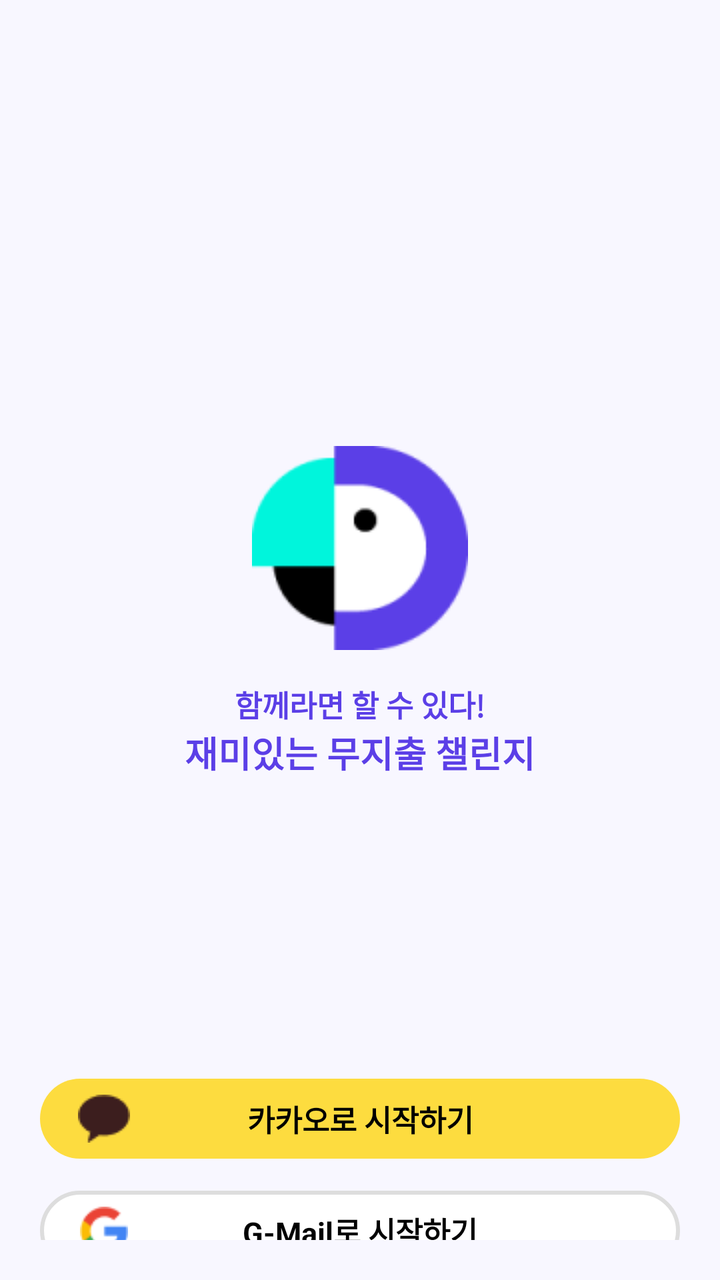
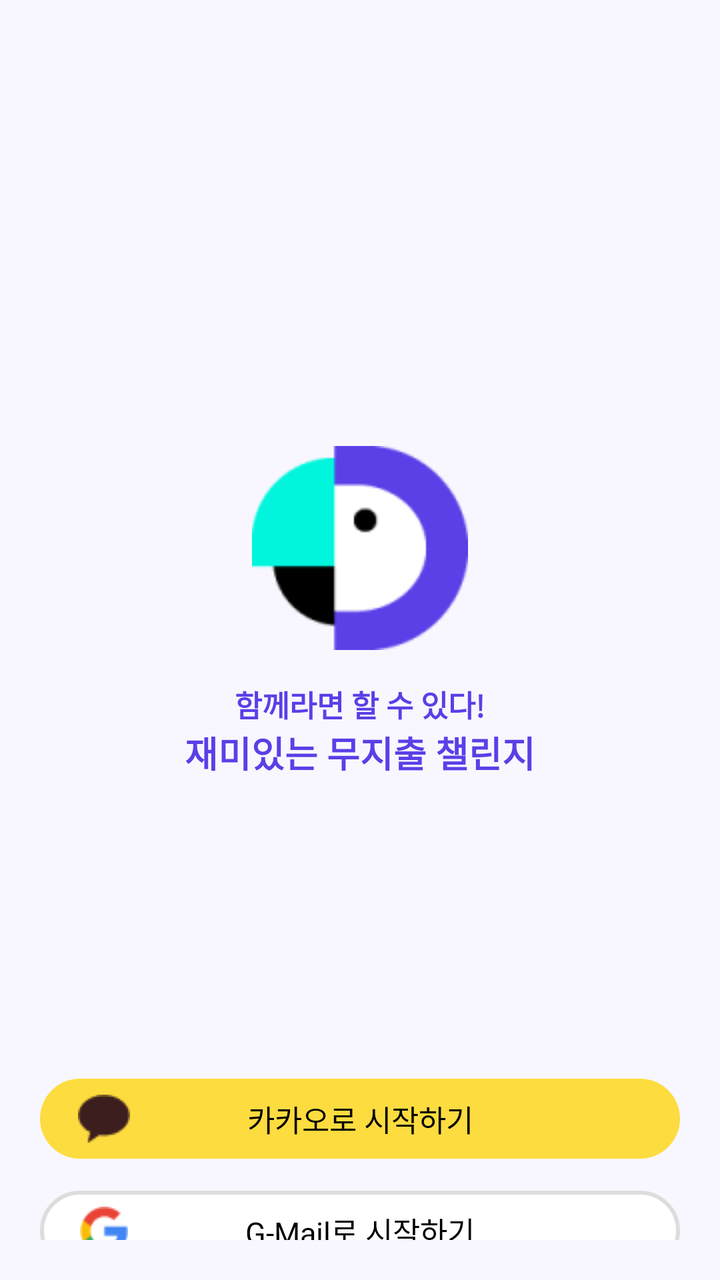

Screens rendered from an Android XML layout before and after an edit, with the pre-edit source and the edit as a unified diff.
<!-- AndroidManifest.xml: fallback theme Theme.MaterialComponents.DayNight.NoActionBar -->
<!-- res/layout/fragment_login.xml -->
<LinearLayout xmlns:android="http://schemas.android.com/apk/res/android"
    xmlns:app="http://schemas.android.com/apk/res-auto"
    xmlns:tools="http://schemas.android.com/tools"
    android:layout_width="match_parent"
    android:layout_height="match_parent"
    android:orientation="vertical"
    android:gravity="center"
    android:background="@color/main2"
    android:padding="20dp">

    
    <ImageView
        android:id="@+id/iv_logo"
        android:layout_width="108dp"
        android:layout_height="102dp"
        android:layout_marginTop="218dp"
        android:src="@drawable/ic_splash_logo"
        android:contentDescription="@string/splash_logo_description"/>

    
    <TextView
        android:id="@+id/tv_title"
        android:layout_width="wrap_content"
        android:layout_height="wrap_content"
        android:layout_marginTop="16dp"
        android:text="@string/login_title"
        android:textColor="@color/main1"
        android:textSize="15sp"
        android:textStyle="bold"
        android:gravity="center"/>

    <TextView
        android:id="@+id/tv_subtitle"
        android:layout_width="wrap_content"
        android:layout_height="wrap_content"
        android:text="@string/login_subtitle"
        android:textColor="#5B3FE7"
        android:textSize="18sp"
        android:textStyle="bold"
        android:gravity="center"/>

    
    <androidx.constraintlayout.widget.ConstraintLayout
        android:id="@+id/btn_kakao_login"
        android:layout_width="320dp"
        android:layout_height="40dp"
        android:layout_marginTop="150dp"
        android:background="@drawable/kakao_button_selector">

        
        <ImageView
            android:id="@+id/iv_kakao"
            android:layout_width="26dp"
            android:layout_height="24dp"
            android:layout_marginStart="19dp"
            android:src="@drawable/ic_kakao_logo"
            app:layout_constraintStart_toStartOf="parent"
            app:layout_constraintTop_toTopOf="parent"
            app:layout_constraintBottom_toBottomOf="parent"/>

        
        <TextView
            android:id="@+id/tv_kakao"
            android:layout_width="wrap_content"
            android:layout_height="wrap_content"
            android:text="@string/login_kakao"
            android:textColor="#000000"
            android:textSize="15sp"
            android:textStyle="bold"
            app:layout_constraintBottom_toBottomOf="parent"
            app:layout_constraintEnd_toEndOf="parent"
            app:layout_constraintStart_toEndOf="@id/iv_kakao"
            app:layout_constraintStart_toStartOf="parent"
            app:layout_constraintTop_toTopOf="parent" />
    </androidx.constraintlayout.widget.ConstraintLayout>


    
    <androidx.constraintlayout.widget.ConstraintLayout
        android:id="@+id/btn_google_login"
        android:layout_width="320dp"
        android:layout_height="40dp"
        android:layout_marginTop="16dp"
        android:background="@drawable/google_button_selector">

        
        <ImageView
            android:id="@+id/iv_google"
            android:layout_width="26dp"
            android:layout_height="24dp"
            android:layout_marginStart="19dp"
            android:src="@drawable/ic_google_logo"
            app:layout_constraintStart_toStartOf="parent"
            app:layout_constraintTop_toTopOf="parent"
            app:layout_constraintBottom_toBottomOf="parent"/>

        
        <TextView
            android:id="@+id/tv_google"
            android:layout_width="wrap_content"
            android:layout_height="wrap_content"
            android:text="@string/login_gmail"
            android:textColor="#000000"
            android:textSize="15sp"
            android:textStyle="bold"
            app:layout_constraintBottom_toBottomOf="parent"
            app:layout_constraintEnd_toEndOf="parent"
            app:layout_constraintStart_toEndOf="@id/iv_google"
            app:layout_constraintStart_toStartOf="parent"
            app:layout_constraintTop_toTopOf="parent" />
    </androidx.constraintlayout.widget.ConstraintLayout>

</LinearLayout>
<!-- resources referenced by this layout -->
<resources>
  <color name="main1">#5B3FE7</color>
  <color name="main2">#F8F7FF</color>
  <!-- drawable google_button_selector (drawable) -->
  <?xml version="1.0" encoding="utf-8"?>
  <selector xmlns:android="http://schemas.android.com/apk/res/android">
      <item android:state_pressed="true">
          <shape android:shape="rectangle">
              <solid android:color="#DDDDDD"/>
              <corners android:radius="20dp"/>
              <stroke android:width="2dp" android:color="#DDDDDD"/>
          </shape>
      </item>
      <item>
          <shape android:shape="rectangle">
              <solid android:color="#FFFFFF"/>
              <corners android:radius="20dp"/>
              <stroke android:width="2dp" android:color="#DDDDDD"/>
          </shape>
      </item>
  </selector>
  <!-- drawable ic_google_logo: png bitmap (drawable, 1142 bytes) -->
  <!-- drawable ic_kakao_logo: png bitmap (drawable, 637 bytes) -->
  <!-- drawable ic_splash_logo: png bitmap (drawable, 3639 bytes) -->
  <!-- drawable kakao_button_selector (drawable) -->
  <?xml version="1.0" encoding="utf-8"?>
  <selector xmlns:android="http://schemas.android.com/apk/res/android">
      <item android:state_pressed="true">
          <shape android:shape="rectangle">
              <solid android:color="#E4C639"/>
              <corners android:radius="20dp"/>
          </shape>
      </item>
      <item>
          <shape android:shape="rectangle">
              <solid android:color="#FDDC3F"/>
              <corners android:radius="20dp"/>
          </shape>
      </item>
  </selector>
  <string name="login_gmail">G-Mail로 시작하기</string>
  <string name="login_kakao">카카오로 시작하기</string>
  <string name="login_subtitle">재미있는 무지출 챌린지</string>
  <string name="login_title">함께라면 할 수 있다!</string>
  <string name="splash_logo_description">splash_logo</string>
</resources>

<!-- the commit's change to res/layout/fragment_login.xml (unified diff, before → after) -->
@@ -22,24 +22,26 @@
         android:id="@+id/tv_title"
         android:layout_width="wrap_content"
         android:layout_height="wrap_content"
-        android:layout_marginTop="16dp"
+        android:layout_marginTop="@dimen/space_median"
         android:text="@string/login_title"
         android:textColor="@color/main1"
-        android:textSize="15sp"
-        android:textStyle="bold"
-        android:gravity="center"/>
-
-    <TextView
-        android:id="@+id/tv_subtitle"
-        android:layout_width="wrap_content"
-        android:layout_height="wrap_content"
-        android:text="@string/login_subtitle"
-        android:textColor="#5B3FE7"
-        android:textSize="18sp"
-        android:textStyle="bold"
+        style="@style/body_semibo"
+        android:textFontWeight="600"
         android:gravity="center"/>
 
     
+    <TextView
+        android:id="@+id/tv_subtitle"
+        style="@style/humm_semibo"
+        android:layout_width="wrap_content"
+        android:layout_height="wrap_content"
+        android:gravity="center"
+        android:textFontWeight="600"
+        android:text="@string/login_subtitle"
+        android:textColor="@color/main1"
+        app:layout_constraintEnd_toEndOf="parent"
+        app:layout_constraintStart_toStartOf="parent" />
+
     <androidx.constraintlayout.widget.ConstraintLayout
         android:id="@+id/btn_kakao_login"
         android:layout_width="320dp"
@@ -64,9 +66,8 @@
             android:layout_width="wrap_content"
             android:layout_height="wrap_content"
             android:text="@string/login_kakao"
-            android:textColor="#000000"
-            android:textSize="15sp"
-            android:textStyle="bold"
+            style="@style/body_medium"
+            android:textColor="@color/black"
             app:layout_constraintBottom_toBottomOf="parent"
             app:layout_constraintEnd_toEndOf="parent"
             app:layout_constraintStart_toEndOf="@id/iv_kakao"
@@ -80,7 +81,7 @@
         android:id="@+id/btn_google_login"
         android:layout_width="320dp"
         android:layout_height="40dp"
-        android:layout_marginTop="16dp"
+        android:layout_marginTop="@dimen/space_median"
         android:background="@drawable/google_button_selector">
 
         
@@ -100,9 +101,8 @@
             android:layout_width="wrap_content"
             android:layout_height="wrap_content"
             android:text="@string/login_gmail"
-            android:textColor="#000000"
-            android:textSize="15sp"
-            android:textStyle="bold"
+            android:textColor="@color/black"
+            style="@style/body_regula"
             app:layout_constraintBottom_toBottomOf="parent"
             app:layout_constraintEnd_toEndOf="parent"
             app:layout_constraintStart_toEndOf="@id/iv_google"
<!-- resource entries referenced after the edit -->
@@ -1,7 +1,9 @@
 <!-- resources referenced by this layout -->
 <resources>
+  <color name="black">#FF000000</color>
   <color name="main1">#5B3FE7</color>
   <color name="main2">#F8F7FF</color>
+  <dimen name="space_median">16dp</dimen>
   <!-- drawable google_button_selector (drawable) -->
   <?xml version="1.0" encoding="utf-8"?>
   <selector xmlns:android="http://schemas.android.com/apk/res/android">
@@ -44,5 +46,29 @@
   <string name="login_subtitle">재미있는 무지출 챌린지</string>
   <string name="login_title">함께라면 할 수 있다!</string>
   <string name="splash_logo_description">splash_logo</string>
+  <style name="body_medium">
+          <item name="android:fontStyle">normal</item>
+          <item name="android:fontFamily">sans-serif</item>
+          <item name="android:fontWeight">500</item>
+          <item name="android:textSize">15sp</item>
+      </style>
+  <style name="body_regula">
+          <item name="android:fontStyle">normal</item>
+          <item name="android:fontFamily">sans-serif</item>
+          <item name="android:fontWeight">400</item>
+          <item name="android:textSize">15sp</item>
+      </style>
+  <style name="body_semibo">
+          <item name="android:fontStyle">normal</item>
+          <item name="android:fontFamily">sans-serif</item>
+          <item name="android:fontWeight">600</item>
+          <item name="android:textSize">15sp</item>
+      </style>
+  <style name="humm_semibo">
+          <item name="android:fontStyle">normal</item>
+          <item name="android:fontFamily">sans-serif</item>
+          <item name="android:fontWeight">600</item>
+          <item name="android:textSize">18sp</item>
+      </style>
 </resources>
 
